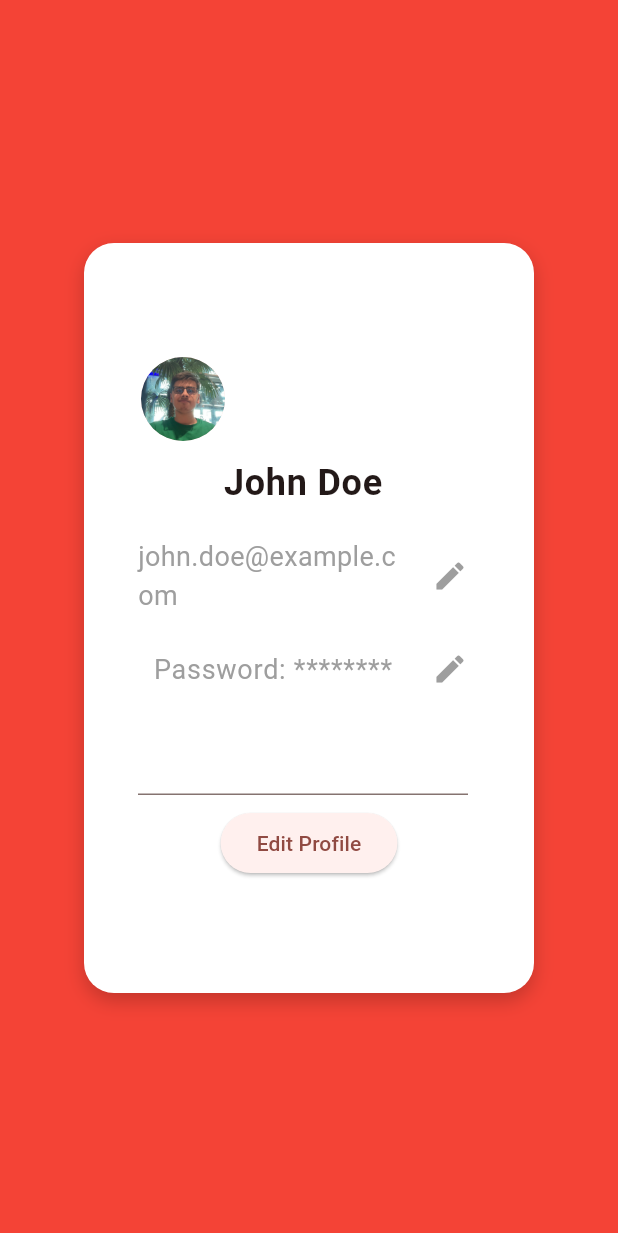
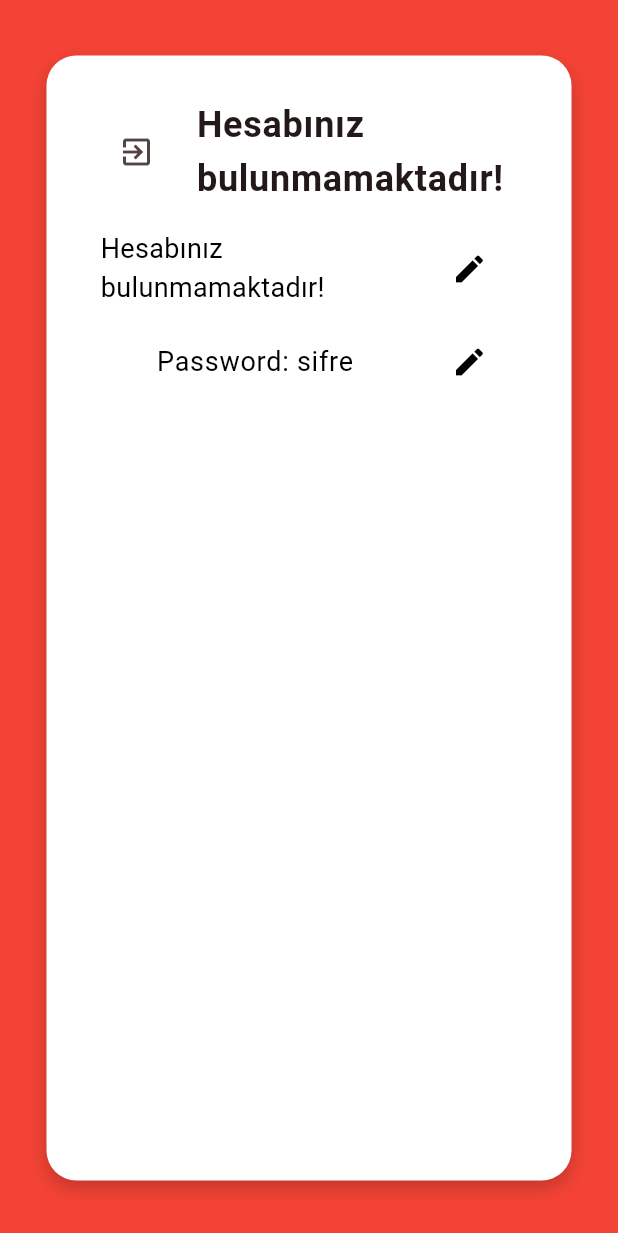
Before and after one commit to senabdulgani/metu_calculator, a Flutter app: the ProfilePageView screen opened directly, on a phone screen of 412 x 824 dp. Shown: the top 1233 px of the screen. Run offline on Flutter 3.47's test engine with Material 2 defaults, Android fonts, the phone set to English and light mode, and no system bars; our stand-ins replace cloud_firestore, firebase_core, shared_preferences; missing offline and left inert: flutter_timer_countdown; accounts and stored records are empty; generated files the repository leaves out were written again.

Commit message:
profil sayfasi büyük oranda yazıldı

```diff
--- a/lib/Profile/profile_page_view.dart
+++ b/lib/Profile/profile_page_view.dart
@@ -1,4 +1,5 @@
 import 'package:flutter/material.dart';
+import 'package:metu_calculator/Settings_Page_View/setting_page_view.dart';
 
 class ProfilePageView extends StatefulWidget {
   const ProfilePageView({Key? key}) : super(key: key);
@@ -8,9 +9,15 @@ class ProfilePageView extends StatefulWidget {
 }
 
 class _ProfilePageViewState extends State<ProfilePageView> {
-  String name = 'John Doe';
-  String email = 'john.doe@example.com';
-  String password = '********';
+
+  TextEditingController emailController = TextEditingController();
+  TextEditingController passwordController = TextEditingController();
+
+  late String name = passwordController.text;
+  late String email = emailController.text;
+  String password = 'sifre';
+
+  bool editMode = false;
 
   @override
   Widget build(BuildContext context) {
@@ -18,8 +25,8 @@ class _ProfilePageViewState extends State<ProfilePageView> {
       backgroundColor: Colors.red,
       body: Center(
         child: Container(
-          width: 300,
-          height: 500,
+          width: 350,
+          height: 750,
           decoration: BoxDecoration(
             color: Colors.white,
             borderRadius: BorderRadius.circular(20.0),
@@ -34,68 +41,141 @@ class _ProfilePageViewState extends State<ProfilePageView> {
           child: Padding(
             padding: const EdgeInsets.all(20.0),
             child: Column(
-              mainAxisAlignment: MainAxisAlignment.center, // Center vertically
+              //mainAxisAlignment: MainAxisAlignment.center,
               children: <Widget>[
-                const Center( // Center horizontally and vertically
-                  child: ListTile(
-                    leading: CircleAvatar(
-                      radius: 30,
-                      backgroundImage: AssetImage('assets/images/my_photo.jpg'),
+                ListTile(
+                  leading: IconButton(
+                    icon: const Icon(Icons.exit_to_app),
+                    onPressed: () {
+                      if (editMode == true) {
+                        //Save modunda olduğu için bir uyarı çıksın.
+                        showDialog(
+                          context: context,
+                          builder: (BuildContext context) {
+                            return AlertDialog(
+                              title:
+                                  const Text("Don't forget your changes."),
+                              content: const Text(
+                                  'Your changes may not have been saved!'),
+                              actions: <Widget>[
+                                TextButton(
+                                  onPressed: () {
+                                    // Discard'a tıklanırsa yapılacak işlemler
+                                    // Örneğin değişiklikleri iptal etmek için gerekli kodlar buraya yazılabilir.
+                                    Navigator.of(context).pop();
+                                  },
+                                  child: const Text('Discard'),
+                                ),
+                                TextButton(
+                                  onPressed: () {
+                                    // Cancel'a tıklanırsa yapılacak işlemler
+                                    // Örneğin alert dialog'u kapatmak için gerekli kodlar buraya yazılabilir.
+                                    Navigator.of(context).pop();
+                                  },
+                                  child: const Text('Cancel'),
+                                ),
+                              ],
+                            );
+                          },
+                        );
+                      } else {
+                        Navigator.of(context).push(PageRouteBuilder(
+                          pageBuilder:
+                              (context, animation, secondaryAnimation) {
+                            //eğer formda sorun yoksa
+                            return const SettingsPageView();
+                          },
+                          transitionsBuilder: (context, animation,
+                              secondaryAnimation, child) {
+                            return child; // Animasyonları devre dışı bırakmak için child'ı döndürün
+                          },
+                        ));
+                        print("Diğer sayfaya geçiş işlemi yapildi.");
+                      }
+                    },
+                  ),
+                  title: const Text(
+                    'Hesabınız bulunmamaktadır!',
+                    style: TextStyle(
+                      fontSize: 24,
+                      fontWeight: FontWeight.bold,
                     ),
                   ),
                 ),
                 ListTile(
-                  title: Center( // Center horizontally
+                  subtitle: Center(
                     child: Text(
-                      name,
-                      style: const TextStyle(
-                        fontSize: 24,
-                        fontWeight: FontWeight.bold,
+                      'Hesabınız bulunmamaktadır!',
+                      style: TextStyle(
+                        fontSize: 18,
+                        color: editMode == true ? Colors.grey : Colors.black,
+                      ),
+                    ),
+                  ),
+                  trailing: IconButton(
+                    icon: Icon(Icons.edit,
+                        color: editMode == true ? Colors.grey : Colors.black),
+                    onPressed: () {
+                      setState(() {
+                        editMode = true;
+                      });
+                    },
+                  ),
+                ),
+                Visibility(
+                  visible: editMode==true?true:false,
+                  child: ListTile(
+                    title: Center(
+                      // Center horizontally
+                      child: TextFormField(
+                        controller: emailController,
                       ),
                     ),
                   ),
                 ),
                 ListTile(
-                  subtitle: Center( // Center horizontally
+                  title: Center(
+                    // Center horizontally
                     child: Text(
-                      email,
-                      style: const TextStyle(
+                      'Password: $password',
+                      style: TextStyle(
                         fontSize: 18,
-                        color: Colors.grey,
+                        color: editMode == true ? Colors.grey : Colors.black,
                       ),
                     ),
                   ),
-                  trailing: const Icon(Icons.edit, color: Colors.grey),
+                  trailing: IconButton(
+                    icon: Icon(Icons.edit,
+                        color: editMode == true ? Colors.grey : Colors.black),
+                    onPressed: () {
+                      setState(() {
+                        editMode = true;
+                      });
+                    },
+                  ),
                 ),
-                ListTile(
-                  title: Center( // Center horizontally
-                    child: Text(
-                      'Password: $password',
-                      style: const TextStyle(
-                        fontSize: 18,
-                        color: Colors.grey,
+                Visibility(
+                  visible: editMode==true?true:false,
+                  child: ListTile(
+                    title: Center(
+                      // Center horizontally
+                      child: TextFormField(
+                        controller: passwordController,
                       ),
                     ),
                   ),
-                  trailing: const Icon(Icons.edit, color: Colors.grey),
                 ),
-                ListTile(
-                  title: Center( // Center horizontally
-                    child: TextFormField(),
+                Visibility(
+                  visible: editMode==true?true:false,
+                  child: ElevatedButton(
+                    onPressed: () {
+                      setState(() {
+                        editMode = false;
+                      });
+                      //Insert shared preferences for saving on user's device.
+                    },
+                    child: const Text('Save'),
                   ),
-                ),
-                ElevatedButton(
-                  onPressed: () {
-                    // Navigate to an edit profile page or show a modal for editing
-                    // You can implement the edit functionality as needed
-                    // For simplicity, I'm just changing the values here
-                    setState(() {
-                      name = 'New Name';
-                      email = 'new.email@example.com';
-                      password = 'new_password';
-                    });
-                  },
-                  child: const Text('Edit Profile'),
                 ),
               ],
             ),
```
Also changed, not shown: lib/Main Page/timer_countdown_view.dart (+24 -19 lines).
